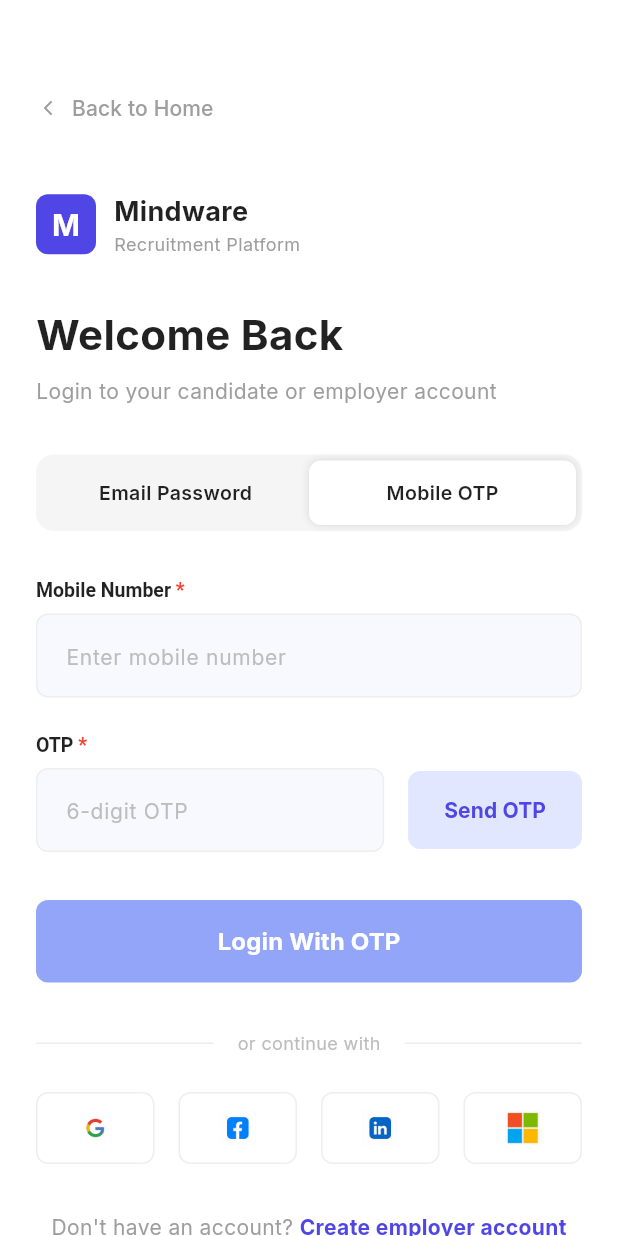
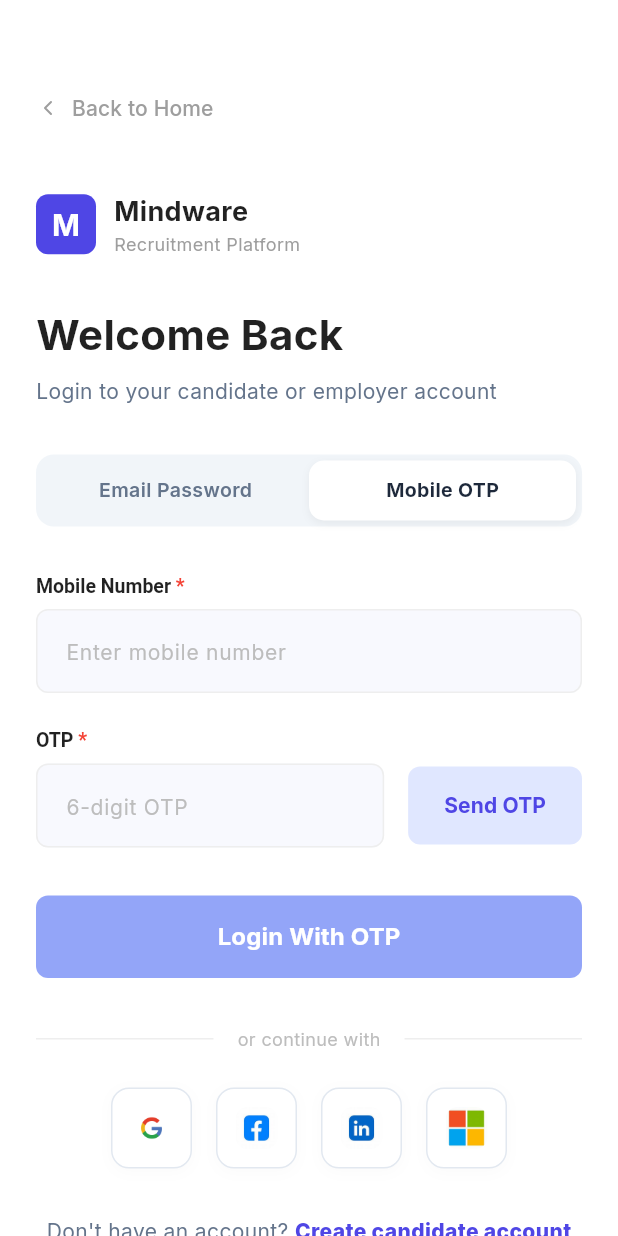
Before and after one commit to infotechmindware/Employee_Job_Portal, a Flutter app: the screen it shows after launch, after a tap on "Mobile OTP", on a phone screen of 412 x 824 dp. Run offline on Flutter 3.47's test engine with Material 3 defaults, Android fonts, the phone set to English and light mode, and no system bars; our stand-ins replace dropdown_search, file_picker, fl_chart, flutter_riverpod, flutter_svg, flutter_typeahead and 10 more; network calls fail.

Commit message:
small changes

```diff
--- a/lib/screens/auth/login_screen.dart
+++ b/lib/screens/auth/login_screen.dart
@@ -383,14 +383,69 @@ class _LoginScreenState extends ConsumerState<LoginScreen> {
           ],
         ),
         const SizedBox(height: 32),
+
         const Text('Welcome Back', style: TextStyle(fontSize: 28, fontWeight: FontWeight.bold)),
         const SizedBox(height: 8),
-        const Text('Login to your candidate or employer account', style: TextStyle(color: Colors.grey)),
+        const Text('Login to your candidate or employer account', style: TextStyle(color: Color(0xFF64748B))),
         const SizedBox(height: 32),
 
+        // Success/Error Banners based on state
+        if (ref.watch(authProvider).error != null)
           Container(
+            width: double.infinity,
+            margin: const EdgeInsets.only(bottom: 24),
+            padding: const EdgeInsets.symmetric(horizontal: 16, vertical: 12),
             decoration: BoxDecoration(
-            color: Colors.grey[100],
+              color: const Color(0xFFFEF2F2),
+              borderRadius: BorderRadius.circular(10),
+              border: Border.all(color: const Color(0xFFFCA5A5)),
+            ),
+            child: Row(
+              children: [
+                const Icon(LucideIcons.alertCircle, color: Color(0xFFB91C1C), size: 18),
+                const SizedBox(width: 12),
+                Expanded(
+                  child: Text(
+                    ref.watch(authProvider).error!,
+                    style: const TextStyle(color: Color(0xFFB91C1C), fontSize: 13, fontWeight: FontWeight.w600),
+                  ),
+                ),
+                GestureDetector(
+                  onTap: () => ref.read(authProvider.notifier).clearError(),
+                  child: const Icon(LucideIcons.x, color: Color(0xFFB91C1C), size: 14),
+                ),
+              ],
+            ),
+          ),
+
+        if (ref.watch(authProvider).isLoading && _isOtpButtonDisabled) // Mocking a success banner for OTP sent
+           Container(
+            width: double.infinity,
+            margin: const EdgeInsets.only(bottom: 24),
+            padding: const EdgeInsets.symmetric(horizontal: 16, vertical: 12),
+            decoration: BoxDecoration(
+              color: const Color(0xFFECFDF5),
+              borderRadius: BorderRadius.circular(10),
+              border: Border.all(color: const Color(0xFF6EE7B7)),
+            ),
+            child: const Row(
+              children: [
+                Icon(LucideIcons.checkCircle, color: Color(0xFF047857), size: 18),
+                SizedBox(width: 12),
+                Expanded(
+                  child: Text(
+                    "OTP sent to your email",
+                    style: TextStyle(color: Color(0xFF047857), fontSize: 13, fontWeight: FontWeight.w600),
+                  ),
+                ),
+              ],
+            ),
+          ),
+
+        Container(
+          height: 48,
+          decoration: BoxDecoration(
+            color: const Color(0xFFF1F5F9),
             borderRadius: BorderRadius.circular(12),
           ),
           padding: const EdgeInsets.all(4),
@@ -400,14 +455,20 @@ class _LoginScreenState extends ConsumerState<LoginScreen> {
                 child: GestureDetector(
                   onTap: () => setState(() => _isEmailLogin = true),
                   child: Container(
-                    padding: const EdgeInsets.symmetric(vertical: 12),
                     decoration: BoxDecoration(
                       color: _isEmailLogin ? Colors.white : Colors.transparent,
-                      borderRadius: BorderRadius.circular(8),
-                      boxShadow: _isEmailLogin ? [const BoxShadow(color: Colors.black12, blurRadius: 4)] : [],
+                      borderRadius: BorderRadius.circular(10),
+                      boxShadow: _isEmailLogin ? [BoxShadow(color: Colors.black.withOpacity(0.05), blurRadius: 4, offset: const Offset(0, 2))] : [],
                     ),
                     alignment: Alignment.center,
-                    child: const Text('Email Password', style: TextStyle(fontWeight: FontWeight.w600, fontSize: 13)),
+                    child: Text(
+                      'Email Password',
+                      style: TextStyle(
+                        fontWeight: _isEmailLogin ? FontWeight.w700 : FontWeight.w600,
+                        fontSize: 13,
+                        color: _isEmailLogin ? const Color(0xFF1E293B) : const Color(0xFF64748B),
+                      ),
+                    ),
                   ),
                 ),
               ),
@@ -415,14 +476,20 @@ class _LoginScreenState extends ConsumerState<LoginScreen> {
                 child: GestureDetector(
                   onTap: () => setState(() => _isEmailLogin = false),
                   child: Container(
-                    padding: const EdgeInsets.symmetric(vertical: 12),
                     decoration: BoxDecoration(
                       color: !_isEmailLogin ? Colors.white : Colors.transparent,
-                      borderRadius: BorderRadius.circular(8),
-                      boxShadow: !_isEmailLogin ? [const BoxShadow(color: Colors.black12, blurRadius: 4)] : [],
+                      borderRadius: BorderRadius.circular(10),
+                      boxShadow: !_isEmailLogin ? [BoxShadow(color: Colors.black.withOpacity(0.05), blurRadius: 4, offset: const Offset(0, 2))] : [],
                     ),
                     alignment: Alignment.center,
-                    child: const Text('Mobile OTP', style: TextStyle(fontWeight: FontWeight.w600, fontSize: 13)),
+                    child: Text(
+                      'Mobile OTP',
+                      style: TextStyle(
+                        fontWeight: !_isEmailLogin ? FontWeight.w700 : FontWeight.w600,
+                        fontSize: 13,
+                        color: !_isEmailLogin ? const Color(0xFF1E293B) : const Color(0xFF64748B),
+                      ),
+                    ),
                   ),
                 ),
               ),
@@ -454,9 +521,9 @@ class _LoginScreenState extends ConsumerState<LoginScreen> {
                   decoration: InputDecoration(
                     counterText: '',
                     hintText: '6-digit OTP',
-                    hintStyle: TextStyle(color: Colors.grey[400], fontSize: 14),
+                    hintStyle: const TextStyle(color: Color(0xFF94A3B8), fontSize: 14),
                     filled: true,
-                    fillColor: Colors.grey[100],
+                    fillColor: const Color(0xFFF1F5F9),
                     contentPadding: const EdgeInsets.symmetric(horizontal: 16, vertical: 16),
                     border: OutlineInputBorder(
                       borderRadius: BorderRadius.circular(12),
@@ -464,28 +531,31 @@ class _LoginScreenState extends ConsumerState<LoginScreen> {
                     ),
                     enabledBorder: OutlineInputBorder(
                       borderRadius: BorderRadius.circular(12),
-                      borderSide: BorderSide.none,
+                      borderSide: const BorderSide(color: Color(0xFFE2E8F0)),
                     ),
                     focusedBorder: OutlineInputBorder(
                       borderRadius: BorderRadius.circular(12),
-                      borderSide: const BorderSide(color: AppColors.primary),
+                      borderSide: const BorderSide(color: AppColors.primary, width: 1.5),
                     ),
                   ),
                 ),
               ),
-              const SizedBox(width: 10),
+              const SizedBox(width: 12),
               Expanded(
                 flex: 1,
+                child: SizedBox(
+                  height: 54,
                   child: ElevatedButton(
                     onPressed: (_isOtpButtonDisabled || ref.watch(authProvider).isLoading) ? null : _sendEmailOtp,
                     style: ElevatedButton.styleFrom(
                       backgroundColor: const Color(0xFFFFEDD5),
                       foregroundColor: const Color(0xFFEA580C),
-                    padding: const EdgeInsets.symmetric(vertical: 16),
+                      padding: EdgeInsets.zero,
                       shape: RoundedRectangleBorder(borderRadius: BorderRadius.circular(12)),
                       elevation: 0,
                     ),
-                  child: const Text('Send OTP', style: TextStyle(fontWeight: FontWeight.bold)),
+                    child: const Text('Send OTP', style: TextStyle(fontWeight: FontWeight.w700)),
+                  ),
                 ),
               ),
             ],
@@ -604,14 +674,15 @@ class _LoginScreenState extends ConsumerState<LoginScreen> {
         ),
         const SizedBox(height: 24),
         Row(
+          mainAxisAlignment: MainAxisAlignment.center,
           children: [
-            Expanded(child: _buildSocialBtn('assets/images/google.webp')),
+            _buildSocialBtn('assets/images/google.webp'),
             const SizedBox(width: 16),
-            Expanded(child: _buildSocialBtn('assets/images/fb.jpg')),
+            _buildSocialBtn('assets/images/fb.jpg'),
             const SizedBox(width: 16),
-            Expanded(child: _buildSocialBtn('assets/images/link.jpg')),
+            _buildSocialBtn('assets/images/link.jpg'),
             const SizedBox(width: 16),
-            Expanded(child: _buildSocialBtn('assets/images/microsoft.jpg')),
+            _buildSocialBtn('assets/images/microsoft.jpg'),
           ],
         ),
         const SizedBox(height: 32),
@@ -619,10 +690,10 @@ class _LoginScreenState extends ConsumerState<LoginScreen> {
           child: Wrap(
             crossAxisAlignment: WrapCrossAlignment.center,
             children: [
-              const Text("Don't have an account? ", style: TextStyle(color: Colors.grey)),
+              const Text("Don't have an account? ", style: TextStyle(color: Color(0xFF64748B), fontSize: 14)),
               InkWell(
                 onTap: () => Navigator.pushNamed(context, '/register'),
-                child: const Text('Create employer account', style: TextStyle(color: AppColors.primary, fontWeight: FontWeight.bold)),
+                child: const Text('Create candidate account', style: TextStyle(color: AppColors.primary, fontWeight: FontWeight.w800, fontSize: 14)),
               ),
             ],
           ),
@@ -685,18 +756,29 @@ class _LoginScreenState extends ConsumerState<LoginScreen> {
 
   Widget _buildSocialBtn(String imagePath) {
     return Container(
-      height: 48,
+      width: 54,
+      height: 54,
       decoration: BoxDecoration(
         color: Colors.white,
-        borderRadius: BorderRadius.circular(8),
-        border: Border.all(color: Colors.grey[200]!),
+        borderRadius: BorderRadius.circular(12),
+        border: Border.all(color: const Color(0xFFE2E8F0)),
+        boxShadow: [
+          BoxShadow(
+            color: Colors.black.withOpacity(0.02),
+            blurRadius: 8,
+            offset: const Offset(0, 2),
+          ),
+        ],
       ),
       alignment: Alignment.center,
+      child: ClipRRect(
+        borderRadius: BorderRadius.circular(8),
         child: Image.asset(
           imagePath,
-        width: 24,
-        height: 24,
+          width: 28,
+          height: 28,
           fit: BoxFit.contain,
+        ),
       ),
     );
   }
```
Also changed, not shown: lib/services/auth_service.dart (+69 -15 lines). Lines whose indentation alone changed are shown as unchanged.
